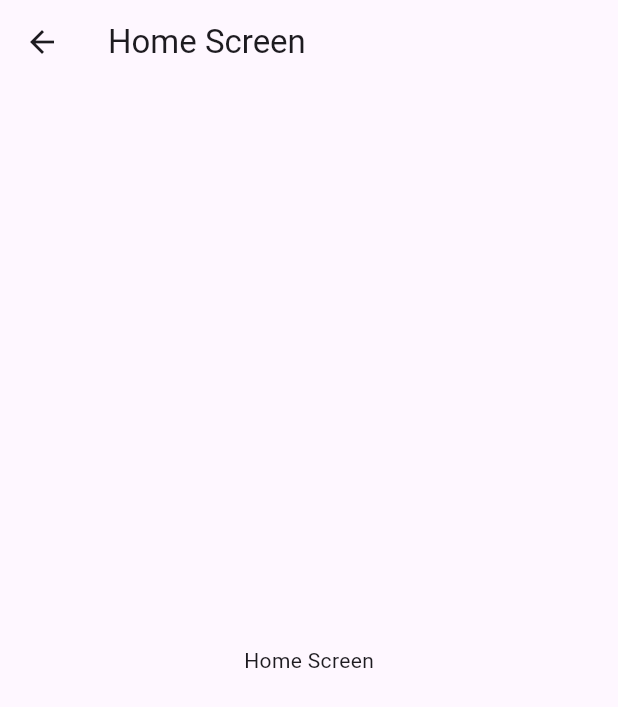
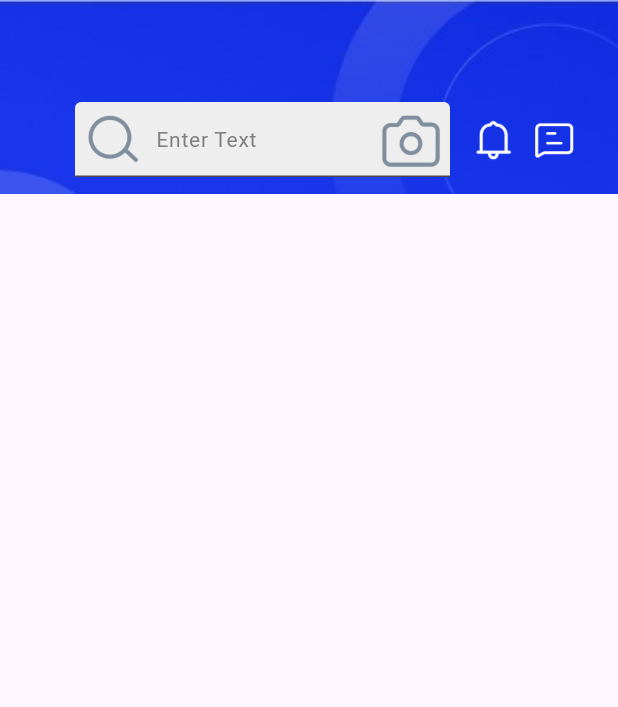
Before and after one commit to shshaheen/Smart-Cart, a Flutter app: the HomeScreen screen opened directly, on a phone screen of 412 x 824 dp. Shown: the top 707 px of the screen. Run offline on Flutter 3.47's test engine with Material 3 defaults, Android fonts, the light colour scheme and no system bars; our stand-ins replace google_fonts.

Commit message:
Work On Home-Screen Front-end

```diff
--- a/lib/views/screens/nav_screens/home_screen.dart
+++ b/lib/views/screens/nav_screens/home_screen.dart
@@ -1,14 +1,18 @@
 import 'package:flutter/material.dart';
+import 'package:smart_cart/views/screens/nav_screens/widgets/header_widget.dart';
 
 class HomeScreen extends StatelessWidget {
   const HomeScreen({super.key});
   @override
   Widget build(BuildContext context) {
-    return Scaffold(
-      appBar: AppBar(
-        title: Text('Home Screen'),
+    return const Scaffold(
+      body: SingleChildScrollView(
+        child: Column(
+          children: [
+            HeaderWidget(),
+          ],
+        ),
       ),
-      body: Center(child: Text("Home Screen")),
     );
   }
 }
--- /dev/null
+++ b/lib/views/screens/nav_screens/widgets/header_widget.dart
@@ -0,0 +1,89 @@
+import 'package:flutter/material.dart';
+
+class HeaderWidget extends StatelessWidget {
+  const HeaderWidget({super.key});
+
+  @override
+  Widget build(BuildContext context) {
+    return Container(
+      width: MediaQuery.of(context).size.width,
+      height: MediaQuery.of(context).size.height *0.2,
+      child: Stack(
+        children: [
+          Image.asset(
+            'assets/icons/searchBanner.jpeg',
+            width: MediaQuery.of(context).size.width,
+            fit: BoxFit.cover,
+            ),
+            Positioned(
+              left: 50,
+              top: 68,
+              child: SizedBox(
+                width: 250,
+                height: 50,
+                child: TextField(
+                  decoration: InputDecoration(
+                    hintText: "Enter Text",
+                    hintStyle: TextStyle(
+                      fontSize: 14,
+                      color: Color(0xFF7F7F7F),
+                    ),
+
+                    contentPadding: EdgeInsets.symmetric(
+                      horizontal: 12,
+                      vertical: 16
+                      ),
+                      prefixIcon: Image.asset('assets/icons/searc1.png'),
+                      suffixIcon: Image.asset('assets/icons/cam.png'),
+                      fillColor: Colors.grey.shade200,
+                      focusColor: Colors.black,
+                      filled: true,
+                  ),
+                )
+                ),
+              ),
+
+              Positioned(
+                left: 311,
+                top: 78,
+                child: Material(
+                  type: MaterialType.transparency,
+                  child: InkWell(
+                    onTap: (){},
+                    // overlayColor: WidgetStateProperty.all(Color(0x0c7f79af)),
+                    child: Ink(
+                      height: 31,
+                      width: 31,
+                      decoration: BoxDecoration(
+                        image: DecorationImage(image: AssetImage('assets/icons/bell.png'))
+                      ),
+                    ),
+                  ),
+                )),
+
+                Positioned(
+                left: 354,
+                top: 78,
+                child: Material(
+                  type: MaterialType.transparency,
+                  child: InkWell(
+                    onTap: (){},
+                    // overlayColor: WidgetStateProperty.all(Color(0x0c7f79af)),
+                    child: Ink(
+                      height: 31,
+                      width: 31,
+                      decoration: BoxDecoration(
+                        image: DecorationImage(
+                          image: AssetImage('assets/icons/message.png'),
+                          )
+                      ),
+                    ),
+                  ),
+                )),
+
+        ],
+      ),
+
+    );
+  }
+}
```
